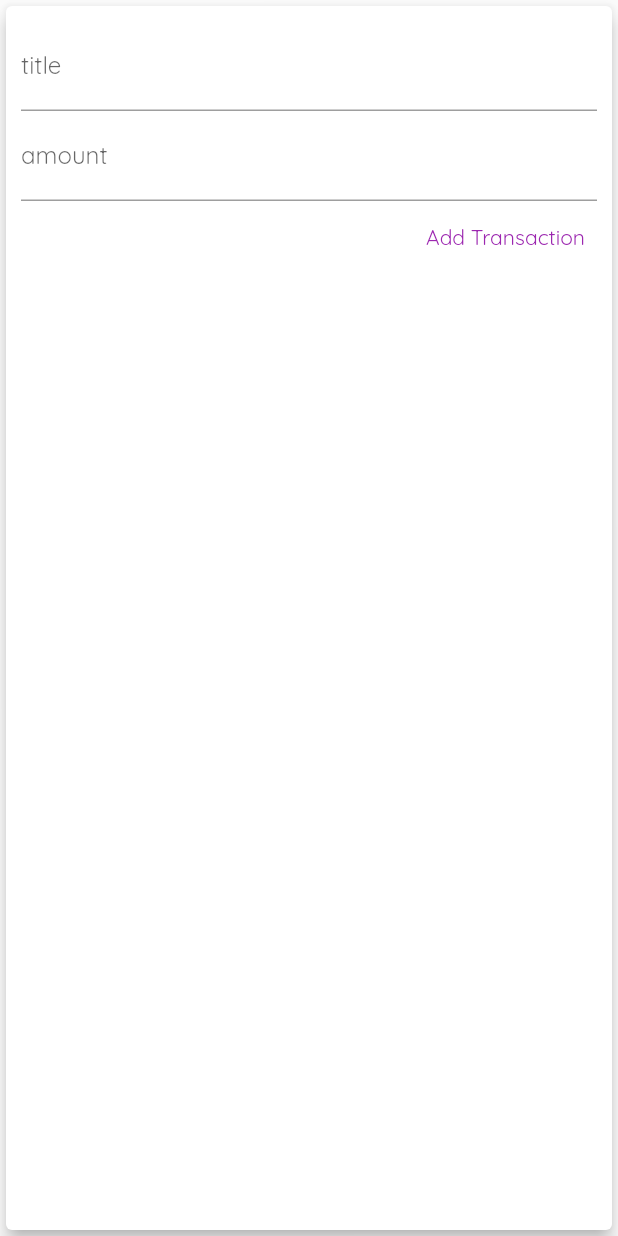
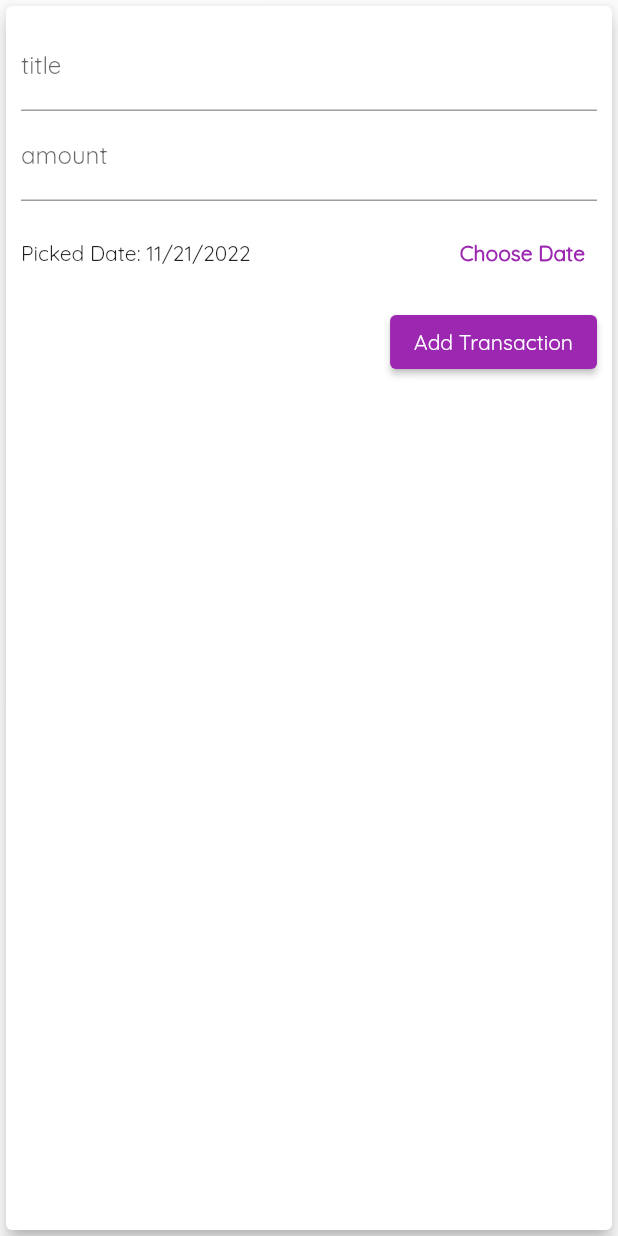
Before and after one commit to Nasim-Alizai/flutter_expense_palnner, a Flutter app: the NewTransaction widget shown alone on an empty page, opened directly with empty values, after a tap on "Add Transaction", on a phone screen of 412 x 824 dp. Run offline on Flutter 3.47's test engine with Material 2 defaults, Android fonts, the phone set to English and light mode, and no system bars.

Commit message:
datepicker added

```diff
--- a/lib/widgets/new_transaction.dart
+++ b/lib/widgets/new_transaction.dart
@@ -1,4 +1,5 @@
 import 'package:flutter/material.dart';
+import 'package:intl/intl.dart';
 
 class NewTransaction extends StatefulWidget {
   final Function newTransaction;
@@ -10,18 +11,37 @@
 }
 
 class _NewTransactionState extends State<NewTransaction> {
-  final titleController = TextEditingController();
-  final amountController = TextEditingController();
+  final _titleController = TextEditingController();
+  final _amountController = TextEditingController();
+  DateTime _selectedDate = DateTime.now();
 
-  void submitData() {
-    final enteredTitle = titleController.text;
-    final enteredDate = double.parse(amountController.text);
+  void _submitData() {
+    final enteredTitle = _titleController.text;
+    final enteredDate = double.parse(_amountController.text);
 
     widget.newTransaction(
       enteredTitle,
       enteredDate,
+      _selectedDate,
     );
     Navigator.of(context).pop();
+  }
+
+  void _presentDatePicker() {
+    showDatePicker(
+      context: context,
+      initialDate: DateTime.now(),
+      firstDate: DateTime(2019),
+      lastDate: DateTime.now(),
+    ).then((pickedDate) {
+      if (pickedDate == null) {
+        return;
+      }
+      setState(() {
+        _selectedDate = pickedDate;
+      });
+    });
+    print('...');
   }
 
   @override
@@ -35,18 +55,45 @@
           children: <Widget>[
             TextField(
               decoration: const InputDecoration(labelText: 'title'),
-              controller: titleController,
+              controller: _titleController,
             ),
             TextField(
               decoration: const InputDecoration(labelText: 'amount'),
-              controller: amountController,
+              controller: _amountController,
             ),
-            TextButton(
+            Container(
+              height: 70,
+              child: Row(
+                children: <Widget>[
+                  Expanded(
+                    child: Text(
+                      _selectedDate == null
+                          ? 'No Date Chosen!'
+                          : 'Picked Date: ${DateFormat.yMd().format(_selectedDate)}',
+                    ),
+                  ),
+                  TextButton(
+                    style: ButtonStyle(
+                      foregroundColor:
+                          MaterialStateProperty.all<Color>(Colors.purple),
+                    ),
+                    child: Text(
+                      'Choose Date',
+                      style: TextStyle(
+                        fontWeight: FontWeight.bold,
+                      ),
+                    ),
+                    onPressed: _presentDatePicker,
+                  ),
+                ],
+              ),
+            ),
+            ElevatedButton(
                 style: ButtonStyle(
-                  foregroundColor:
+                  backgroundColor:
                       MaterialStateProperty.all<Color>(Colors.purple),
                 ),
-                onPressed: submitData,
+                onPressed: _submitData,
                 child: const Text("Add Transaction"))
           ],
         ),
```
